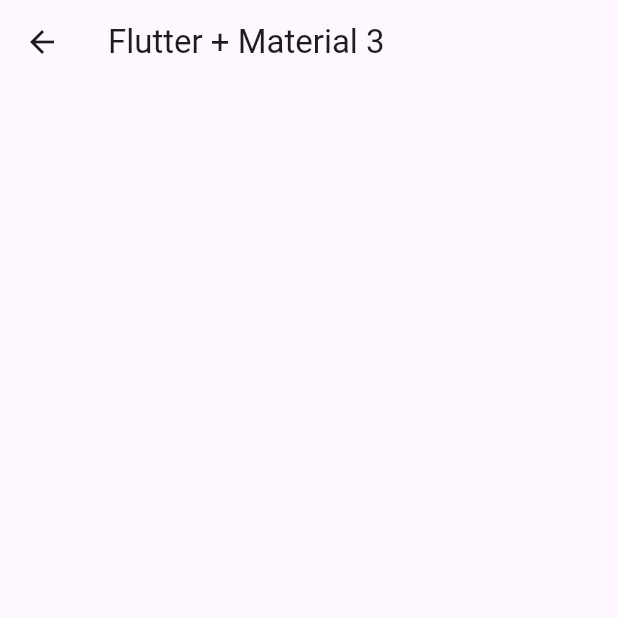
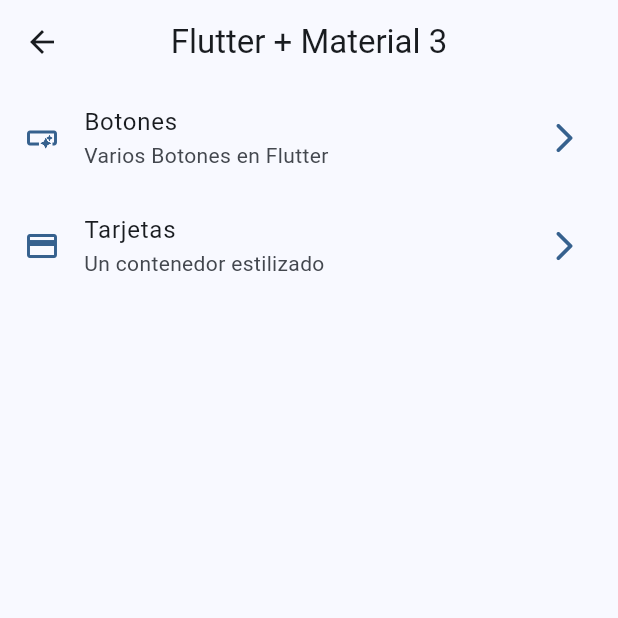
Before and after one commit to felipet73/FlutterWidgets, a Flutter app: the HomeScreen screen opened directly, on a phone screen of 412 x 824 dp, the top half of it. Run offline on Flutter 3.47's test engine with Material 3 defaults, Android fonts, the phone set to English and light mode, and no system bars; our stand-ins replace go_router.

Commit message:
Buttons finished

```diff
--- /dev/null
+++ b/lib/config/menu/menu_item.dart
@@ -0,0 +1,30 @@
+
+import 'package:flutter/material.dart';
+
+class MenuItem {
+  final String title;
+  final String subTitle;
+  final String link;
+  final IconData icon;
+
+  const MenuItem({required this.title, required this.subTitle, required this.link, required this.icon});
+
+}
+
+const appMenuItems = <MenuItem>[
+
+  MenuItem(
+    title: 'Botones',
+    subTitle: 'Varios Botones en Flutter',
+    link: '/buttons',
+    icon: Icons.smart_button_outlined
+    ),
+    MenuItem(
+    title: 'Tarjetas',
+    subTitle: 'Un contenedor estilizado',
+    link: '/cards',
+    icon: Icons.credit_card
+    )
+
+
+  ];
--- /dev/null
+++ b/lib/config/router/app_router.dart
@@ -0,0 +1,24 @@
+import 'package:go_router/go_router.dart';
+import 'package:widgets_app/presentation/screens/screens.dart';
+
+// GoRouter configuration
+final appRouter = GoRouter(
+  initialLocation: '/',
+  routes: [
+    GoRoute(
+      path: '/',
+      name: HomeScreen.name,
+      builder: (context, state) => const HomeScreen(),
+    ),
+    GoRoute(
+      path: '/buttons',
+      name: ButtonsScreen.name,
+      builder: (context, state) => const ButtonsScreen(),
+    ),
+    GoRoute(
+      path: '/cards',
+      name: CardsScreen.name,
+      builder: (context, state) => const CardsScreen(),
+    ),
+  ],
+);
--- a/lib/presentation/screens/home/home_screen.dart
+++ b/lib/presentation/screens/home/home_screen.dart
@@ -1,7 +1,12 @@
 import 'package:flutter/material.dart';
+import 'package:go_router/go_router.dart';
 import 'package:widgets_app/config/menu/menu_item.dart';
+//import 'package:widgets_app/presentation/screens/cards/cards_screen.dart';
+//import 'package:widgets_app/presentation/screens/buttons/buttons_screen.dart';
 
 class HomeScreen extends StatelessWidget {
+
+  static const String name = 'home_screen';
   const HomeScreen({super.key});
 
   @override
@@ -16,9 +21,9 @@ class HomeScreen extends StatelessWidget {
 }
 
 class _HomeView extends StatelessWidget {
-  const _HomeView({
+  /*const _HomeView({
     super.key,
-  });
+  });*/
 
   @override
   Widget build(BuildContext context) {
@@ -26,7 +31,6 @@ class _HomeView extends StatelessWidget {
     return ListView.builder(
       itemCount: appMenuItems.length,
       itemBuilder: (context, index) {
-
         final menuItem = appMenuItems[index];
         return _CustomListTile(menuItem: menuItem);
         //return Text(menuItem.title);
@@ -44,15 +48,23 @@ class _CustomListTile extends StatelessWidget {
 
   @override
   Widget build(BuildContext context) {
-
     final colors = Theme.of(context).colorScheme;
 
     return ListTile(
-      leading: Icon( menuItem.icon, color: colors.primary ),
-      trailing: Icon( Icons.arrow_forward_ios_rounded, color: colors.primary),
+      leading: Icon(menuItem.icon, color: colors.primary),
+      trailing: Icon(Icons.arrow_forward_ios_rounded, color: colors.primary),
       title: Text(menuItem.title),
       subtitle: Text(menuItem.subTitle),
-      onTap: (){},
-      );
+      onTap: () {
+       /* Navigator.of(context).push(
+          MaterialPageRoute(
+            builder: (context) => const ButtonsScreen(),
+          ),
+        );*/
+        //Navigator.pushNamed(context, menuItem.link);
+        context.push(menuItem.link);
+        //context.pushNamed( CardsScreen.name );
+      },
+    );
   }
 }
--- /dev/null
+++ b/lib/presentation/screens/screens.dart
@@ -0,0 +1,4 @@
+
+export 'package:widgets_app/presentation/screens/buttons/buttons_screen.dart';
+export 'package:widgets_app/presentation/screens/cards/cards_screen.dart';
+export 'package:widgets_app/presentation/screens/home/home_screen.dart';
--- a/pubspec.yaml
+++ b/pubspec.yaml
@@ -9,11 +9,12 @@ environment:
 dependencies:
   flutter:
     sdk: flutter
+  go_router: ^13.0.0
 
 dev_dependencies:
+  flutter_lints: ^2.0.0
   flutter_test:
     sdk: flutter
-  flutter_lints: ^2.0.0
 
 flutter:
   uses-material-design: true
```
Also changed, not shown: lib/main.dart (+14 -6 lines), lib/presentation/screens/buttons/buttons_screen.dart (added, +92 -0 lines), lib/presentation/screens/cards/cards_screen.dart (added, +17 -0 lines), pubspec.lock.
